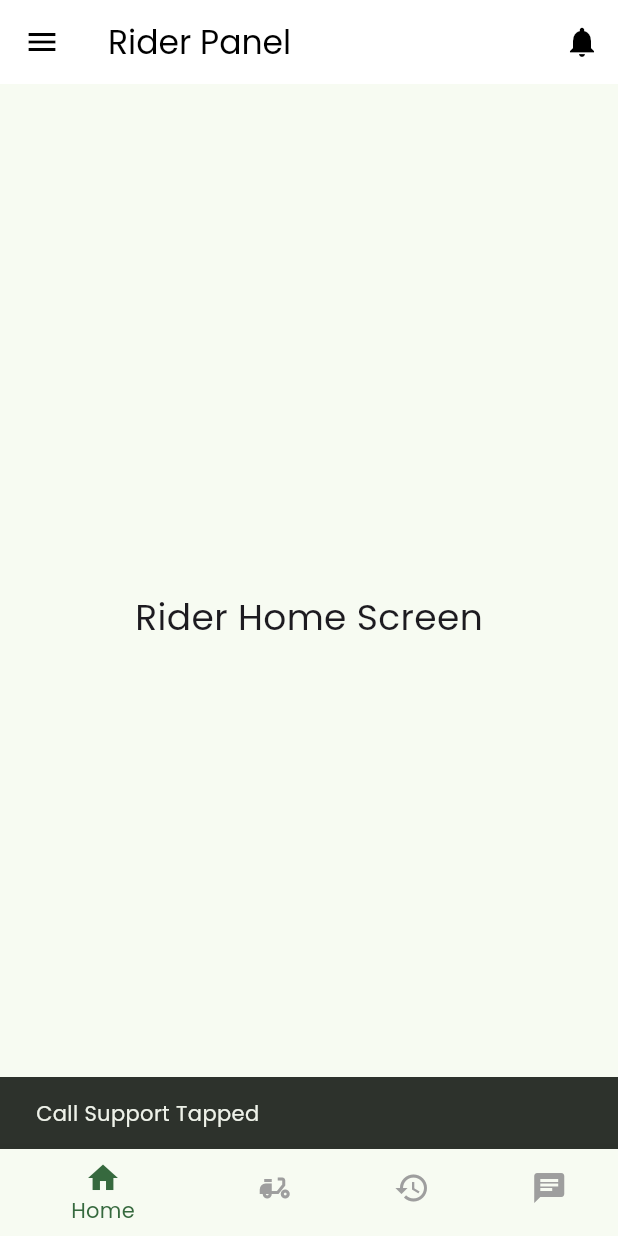
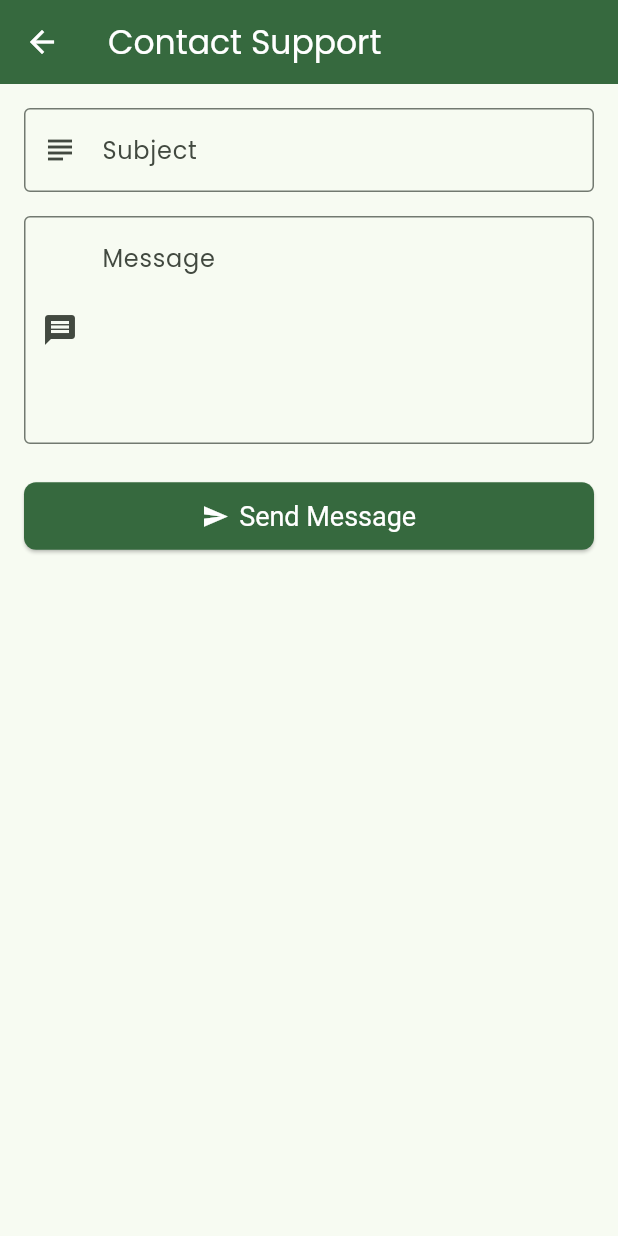
Before and after one commit to Arifmehdi/phenexso_flutter_hubli, a Flutter app: the RiderPanelScreen screen opened by its route, in the side drawer, after a tap on "Call Support", on a phone screen of 412 x 824 dp. Run offline on Flutter 3.47's test engine with Material 3 defaults, Android fonts, the phone set to English and light mode, and no system bars; our stand-ins replace cached_network_image, flutter_html, google_fonts, image_picker, share_plus, shared_preferences; accounts and stored records are empty; network calls fail.

Commit message:
call support menu done

```diff
--- /dev/null
+++ b/lib/screens/contact_support_screen.dart
@@ -0,0 +1,138 @@
+import 'package:flutter/material.dart';
+import 'package:provider/provider.dart';
+import 'package:hubli/providers/auth_provider.dart';
+import 'package:hubli/services/contact_service.dart';
+
+class ContactSupportScreen extends StatefulWidget {
+  const ContactSupportScreen({super.key});
+
+  @override
+  State<ContactSupportScreen> createState() => _ContactSupportScreenState();
+}
+
+class _ContactSupportScreenState extends State<ContactSupportScreen> {
+  final _formKey = GlobalKey<FormState>();
+  String _subject = '';
+  String _message = '';
+  bool _isLoading = false;
+
+  Future<void> _submitForm() async {
+    if (_formKey.currentState?.validate() ?? false) {
+      _formKey.currentState?.save();
+      setState(() {
+        _isLoading = true;
+      });
+
+                final authProvider = Provider.of<AuthProvider>(context, listen: false);
+                final contactService = ContactService();
+
+                          final userName = authProvider.user?.name;
+                          final userMobile = authProvider.user?.mobile;
+                          final userEmail = authProvider.user?.email;
+
+                          try {
+                            final success = await contactService.submitContactForm(
+                              token: authProvider.token,
+                              subject: _subject,
+                              message: _message,
+                              userName: userName,
+                              userMobile: userMobile,
+                              userEmail: userEmail,
+                            );        if (success) {
+          if (!mounted) return;
+          ScaffoldMessenger.of(context).showSnackBar(
+            const SnackBar(content: Text('Your message has been sent successfully!')),
+          );
+          Navigator.of(context).pop(); // Go back after successful submission
+        } else {
+          if (!mounted) return;
+          ScaffoldMessenger.of(context).showSnackBar(
+            const SnackBar(content: Text('Failed to send message. Please try again.')),
+          );
+        }
+      } catch (e) {
+        if (!mounted) return;
+        ScaffoldMessenger.of(context).showSnackBar(
+          SnackBar(content: Text('An error occurred: $e')),
+        );
+      } finally {
+        setState(() {
+          _isLoading = false;
+        });
+      }
+    }
+  }
+
+  @override
+  Widget build(BuildContext context) {
+    return Scaffold(
+      appBar: AppBar(
+        title: const Text('Contact Support'),
+        backgroundColor: Theme.of(context).primaryColor,
+        foregroundColor: Colors.white,
+      ),
+      body: Padding(
+        padding: const EdgeInsets.all(16.0),
+        child: Form(
+          key: _formKey,
+          child: ListView(
+            children: <Widget>[
+              TextFormField(
+                decoration: const InputDecoration(
+                  labelText: 'Subject',
+                  border: OutlineInputBorder(),
+                  prefixIcon: Icon(Icons.subject),
+                ),
+                validator: (value) {
+                  if (value == null || value.isEmpty) {
+                    return 'Please enter a subject';
+                  }
+                  return null;
+                },
+                onSaved: (value) {
+                  _subject = value ?? '';
+                },
+                keyboardType: TextInputType.text,
+                textCapitalization: TextCapitalization.sentences,
+              ),
+              const SizedBox(height: 16),
+              TextFormField(
+                decoration: const InputDecoration(
+                  labelText: 'Message',
+                  border: OutlineInputBorder(),
+                  alignLabelWithHint: true,
+                  prefixIcon: Icon(Icons.message),
+                ),
+                maxLines: 5,
+                validator: (value) {
+                  if (value == null || value.isEmpty) {
+                    return 'Please enter your message';
+                  }
+                  return null;
+                },
+                onSaved: (value) {
+                  _message = value ?? '';
+                },
+                keyboardType: TextInputType.multiline,
+              ),
+              const SizedBox(height: 24),
+              _isLoading
+                  ? const Center(child: CircularProgressIndicator())
+                  : ElevatedButton.icon(
+                onPressed: _submitForm,
+                icon: const Icon(Icons.send),
+                label: const Text('Send Message'),
+                style: ElevatedButton.styleFrom(
+                  backgroundColor: Theme.of(context).primaryColor,
+                  foregroundColor: Colors.white,
+                  padding: const EdgeInsets.symmetric(vertical: 12),
+                  textStyle: const TextStyle(fontSize: 18),
+                ),
+              ),
+            ],
+          ),
+        ),
+      ),
+    );
+  }
+}
--- a/lib/screens/rider_panel_screen.dart
+++ b/lib/screens/rider_panel_screen.dart
@@ -8,6 +8,7 @@ import 'package:hubli/screens/rider_chat_users_screen.dart'; // New import for R
 import 'dart:convert'; // Import for json.decode
 import 'package:hubli/screens/profile_edit_screen.dart'; // Import ProfileEditScreen
 import 'package:hubli/screens/password_change_screen.dart'; // Import PasswordChangeScreen
+import 'package:hubli/screens/contact_support_screen.dart'; // Import ContactSupportScreen
 
 class RiderPanelScreen extends StatefulWidget {
   const RiderPanelScreen({super.key});
@@ -148,8 +149,8 @@ class _RiderPanelScreenState extends State<RiderPanelScreen> {
               title: const Text('Call Support'),
               onTap: () {
                 Navigator.pop(context); // Close the drawer
-                ScaffoldMessenger.of(context).showSnackBar(
-                  const SnackBar(content: Text('Call Support Tapped')),
+                Navigator.of(context).push(
+                  MaterialPageRoute(builder: (context) => const ContactSupportScreen()),
                 );
               },
             ),
--- a/lib/screens/seller_panel_screen.dart
+++ b/lib/screens/seller_panel_screen.dart
@@ -8,6 +8,7 @@ import 'package:hubli/screens/seller_chat_users_screen.dart'; // New import for
 import 'dart:convert'; // Import for json.decode
 import 'package:hubli/screens/profile_edit_screen.dart'; // Import ProfileEditScreen
 import 'package:hubli/screens/password_change_screen.dart'; // Import PasswordChangeScreen
+import 'package:hubli/screens/contact_support_screen.dart'; // Import ContactSupportScreen
 
 class SellerPanelScreen extends StatefulWidget {
   const SellerPanelScreen({super.key});
@@ -139,8 +140,8 @@ class _SellerPanelScreenState extends State<SellerPanelScreen> {
               title: const Text('Support'),
               onTap: () {
                 Navigator.pop(context); // Close the drawer
-                ScaffoldMessenger.of(context).showSnackBar(
-                  const SnackBar(content: Text('Support Tapped')),
+                Navigator.of(context).push(
+                  MaterialPageRoute(builder: (context) => const ContactSupportScreen()),
                 );
               },
             ),
```
Also changed, not shown: lib/screens/admin_panel_screen.dart (+11 -0 lines), lib/services/contact_service.dart (added, +68 -0 lines).
